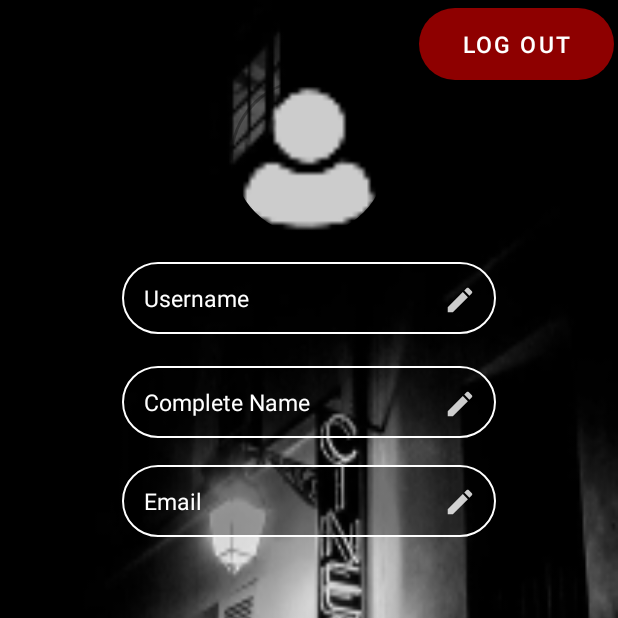
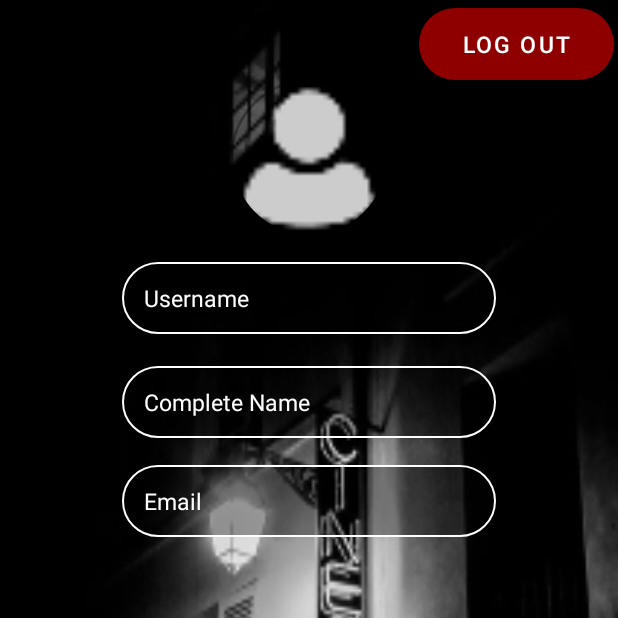
Before and after one commit to judithalmono/moviePlace, an Android app: the ProfileFragment screen opened through its navigation route, on a phone screen of 412 x 824 dp, the top half of it. Run offline under Robolectric (Android 15) with nearby library versions, the phone set to English and light mode, and no system bars; our stand-ins replace CircleImageView, navigation-ui; pictures from the network do not load; 2 statements that could not run were skipped.

Commit message:
update profile2

```diff
--- /dev/null
+++ b/app/src/main/java/com/example/movieplace/data/model/Address.kt
@@ -0,0 +1,6 @@
+package com.example.movieplace.data.model
+
+data class Address(
+    val usr: String,
+    val newaddr: String
+)
--- /dev/null
+++ b/app/src/main/java/com/example/movieplace/data/model/Birth.kt
@@ -0,0 +1,6 @@
+package com.example.movieplace.data.model
+
+data class Birth(
+    val usr: String,
+    val newbd: String
+)
--- /dev/null
+++ b/app/src/main/java/com/example/movieplace/data/model/Email.kt
@@ -0,0 +1,6 @@
+package com.example.movieplace.data.model
+
+data class Email(
+    val usr: String,
+    val newmail: String
+)
--- /dev/null
+++ b/app/src/main/java/com/example/movieplace/data/model/FullName.kt
@@ -0,0 +1,6 @@
+package com.example.movieplace.data.model
+
+data class FullName (
+    val usr: String,
+    val newname: String
+)
--- /dev/null
+++ b/app/src/main/java/com/example/movieplace/data/model/Password.kt
@@ -0,0 +1,6 @@
+package com.example.movieplace.data.model
+
+data class Password(
+    val usr: String,
+    val newpasswd: String
+)
--- /dev/null
+++ b/app/src/main/java/com/example/movieplace/data/model/Phone.kt
@@ -0,0 +1,6 @@
+package com.example.movieplace.data.model
+
+data class Phone(
+    val usr: String,
+    val newtel: String
+)
--- /dev/null
+++ b/app/src/main/java/com/example/movieplace/data/model/Sex.kt
@@ -0,0 +1,6 @@
+package com.example.movieplace.data.model
+
+data class Sex(
+    val usr: String,
+    val newsex: String
+)
--- /dev/null
+++ b/app/src/main/java/com/example/movieplace/data/model/Username.kt
@@ -0,0 +1,6 @@
+package com.example.movieplace.data.model
+
+data class Username(
+    val usr: String,
+    val newus: String
+)
--- a/app/src/main/java/com/example/movieplace/data/retrofit/MoviesService.kt
+++ b/app/src/main/java/com/example/movieplace/data/retrofit/MoviesService.kt
@@ -1,8 +1,6 @@
 package com.example.movieplace.data.retrofit
 
-import com.example.movieplace.data.model.Movie
-import com.example.movieplace.data.model.Scene
-import com.example.movieplace.data.model.User
+import com.example.movieplace.data.model.*
 import okhttp3.ResponseBody
 import retrofit2.Call
 import retrofit2.http.*
@@ -90,81 +88,75 @@ interface MoviesService {
     /**
      * Gets the password of the user
      *
-     * @param usr
-     * @param newus
+     * @param user
      */
 
+    @Headers("Content-Type: application/json")
     @PUT("/updateUser")
-    fun setUsername(@Body usr: String, newus : String): Call<ResponseBody>
+    fun setUsername(@Body user: Username): Call<ResponseBody>
 
     /**
      * Gets the password of the user
      *
-     * @param usr
-     * @param newname
+     * @param user
      */
 
+    @Headers("Content-Type: application/json")
     @PUT("/updateUser")
-    fun setFullName(@Body usr: String, newname : String): Call<ResponseBody>
+    fun setFullName(@Body user: FullName): Call<ResponseBody>
 
     /**
      * Gets the password of the user
      *
-     * @param usr
-     * @param newpsw
+     * @param user
      */
 
     @PUT("/updateUser")
-    fun setPassword(@Body usr: String, newpsw : String): Call<ResponseBody>
+    fun setPassword(@Body user: Password): Call<ResponseBody>
 
     /**
      * Gets the password of the user
      *
-     * @param usr
-     * @param newmail
+     * @param user
      */
 
     @PUT("/updateUser")
-    fun setEmail(@Body usr: String, newmail : String): Call<ResponseBody>
+    fun setEmail(@Body user: Email): Call<ResponseBody>
 
     /**
      * Gets the password of the user
      *
-     * @param usr
-     * @param newtel
+     * @param user
      */
 
     @PUT("/updateUser")
-    fun setTelefon(@Body usr: String, newtel : String): Call<ResponseBody>
+    fun setTelefon(@Body user: Phone): Call<ResponseBody>
 
     /**
      * Gets the password of the user
      *
-     * @param usr
-     * @param newnbd
+     * @param user
      */
 
     @PUT("/updateUser")
-    fun setBirth(@Body usr: String, newbd : String): Call<ResponseBody>
+    fun setBirth(@Body user: Birth): Call<ResponseBody>
 
     /**
      * Gets the password of the user
      *
-     * @param usr
-     * @param newaddr
+     * @param user
      */
 
     @PUT("/updateUser")
-    fun setAddress(@Body usr: String, newaddr : String): Call<ResponseBody>
+    fun setAddress(@Body user: Address): Call<ResponseBody>
 
     /**
      * Gets the password of the user
      *
-     * @param usr
-     * @param newsex
+     * @param user
      */
 
     @PUT("/updateUser")
-    fun setSex(@Body usr: String, newsex : String): Call<ResponseBody>
+    fun setSex(@Body user: Sex): Call<ResponseBody>
 
 }
--- a/app/src/main/java/com/example/movieplace/ui/profile/ProfileFragment.kt
+++ b/app/src/main/java/com/example/movieplace/ui/profile/ProfileFragment.kt
@@ -1,5 +1,6 @@
 package com.example.movieplace.ui.profile
 
+import android.graphics.drawable.Drawable
 import androidx.lifecycle.ViewModelProvider
 import android.os.Bundle
 import androidx.fragment.app.Fragment
@@ -9,6 +10,8 @@ import android.view.ViewGroup
 import android.widget.EditText
 import android.widget.ImageButton
 import androidx.fragment.app.FragmentTransaction
+import com.bumptech.glide.Glide
+import com.bumptech.glide.request.target.SimpleTarget
 import com.example.movieplace.R
 import com.example.movieplace.data.Result
 import com.example.movieplace.databinding.FragmentProfileBinding
@@ -30,6 +33,11 @@ class ProfileFragment : Fragment() {
     private lateinit var editTextEmail: EditText
     private lateinit var imageViewProfilePic: CircleImageView
 
+    private lateinit var buttonUsername: ImageButton
+    private lateinit var buttonFullName: ImageButton
+    private lateinit var buttonEmail: ImageButton
+    // Per ara només funciona manualment, i per l'usuari admin.
+    private val usr = "admin"
 
     override fun onCreateView(
         inflater: LayoutInflater, container: ViewGroup?,
@@ -46,9 +54,14 @@ class ProfileFragment : Fragment() {
         editTextFullName = root.findViewById(R.id.editTextFullName)
         editTextEmail = root.findViewById(R.id.editTextEmail)
 
-        // Per ara només funciona manualment, i per l'usuari admin.
-        val usr = "admin"
-
+        /*Glide.with(this).load(urlimagequevullposar.img).centerCrop().into(object : SimpleTarget<Drawable>() {
+            override fun onResourceReady(
+                resource: Drawable,
+                transition: com.bumptech.glide.request.transition.Transition<in Drawable>?
+            ) {
+                imageViewProfilePic.background = resource
+            }
+        })*/
 
         profileViewModel.getInfoUser(usr)
         profileViewModel.getInfoUser(usr).observe(
@@ -61,35 +74,6 @@ class ProfileFragment : Fragment() {
                 }
             }
         )
-
-        val bdUsername : String = editTextUsername.toString()
-        val bdFullName : String = editTextFullName.toString()
-        val bdEmail : String = editTextEmail.toString()
-
-        //Change Username
-        val buttonUsername = root.findViewById<ImageButton>(R.id.button_change_Username2)
-        buttonUsername.setOnClickListener() {
-            /*if (editTextUsername.text.toString() != bdUsername) {
-                profileViewModel.setUsername(usr, editTextUsername.text.toString())
-            }*/
-            val nuevoFragmento: Fragment = ChangePersInfoFragment()
-            val transaction: FragmentTransaction = requireFragmentManager().beginTransaction()
-            transaction.replace(R.id.fragment_profile, nuevoFragmento)
-            transaction.addToBackStack(null)
-            transaction.commit()
-        }
-
-        //Change Full Name
-        val buttonFullName = root.findViewById<ImageButton>(R.id.button_change_FullName2)
-        buttonUsername.setOnClickListener() {
-
-        }
-
-        //Change Email
-        val buttonEmail = root.findViewById<ImageButton>(R.id.button_change_Email2)
-        buttonUsername.setOnClickListener() {
-
-        }
 
 
         //Change Personal Information
--- a/app/src/main/res/layout/fragment_profile.xml
+++ b/app/src/main/res/layout/fragment_profile.xml
@@ -36,6 +36,7 @@
         android:ems="10"
         android:hint="@string/user"
         android:inputType="textPersonName"
+        android:enabled="false"
 
         android:textColor="@color/white"
         android:textColorHint="@color/white"
@@ -47,18 +48,6 @@
         app:layout_constraintTop_toTopOf="parent"
         app:layout_constraintVertical_bias="0.243"/>
 
-    <ImageButton
-        android:id="@+id/button_change_Username2"
-        style="?android:attr/borderlessButtonStyle"
-        android:layout_width="48dp"
-        android:layout_height="50dp"
-        android:src="@drawable/editwhite"
-        app:layout_constraintBottom_toBottomOf="parent"
-        app:layout_constraintEnd_toEndOf="parent"
-        app:layout_constraintHorizontal_bias="0.776"
-        app:layout_constraintStart_toStartOf="parent"
-        app:layout_constraintTop_toTopOf="parent"
-        app:layout_constraintVertical_bias="0.243" />
 
     <EditText
         android:id="@+id/editTextFullName"
@@ -74,6 +63,7 @@
         android:ems="10"
         android:hint="Complete Name"
         android:inputType="textPersonName"
+        android:enabled="false"
 
         android:textColor="@color/white"
         android:textColorHint="@color/white"
@@ -83,19 +73,6 @@
         app:layout_constraintStart_toStartOf="parent"
         app:layout_constraintTop_toTopOf="parent"
         app:layout_constraintVertical_bias="0.335" />
-
-    <ImageButton
-        android:id="@+id/button_change_FullName2"
-        style="?android:attr/borderlessButtonStyle"
-        android:layout_width="48dp"
-        android:layout_height="50dp"
-        android:src="@drawable/editwhite"
-        app:layout_constraintBottom_toBottomOf="parent"
-        app:layout_constraintEnd_toEndOf="parent"
-        app:layout_constraintHorizontal_bias="0.776"
-        app:layout_constraintStart_toStartOf="parent"
-        app:layout_constraintTop_toTopOf="parent"
-        app:layout_constraintVertical_bias="0.34" />
 
     <EditText
         android:id="@+id/editTextEmail"
@@ -109,25 +86,13 @@
         android:ems="10"
         android:hint="Email"
         android:inputType="textEmailAddress"
+        android:enabled="false"
 
         android:textColor="@color/white"
         android:textColorHint="@color/white"
         android:textSize="15sp"
         app:layout_constraintBottom_toBottomOf="parent"
         app:layout_constraintEnd_toEndOf="parent"
-        app:layout_constraintStart_toStartOf="parent"
-        app:layout_constraintTop_toTopOf="parent"
-        app:layout_constraintVertical_bias="0.431" />
-
-    <ImageButton
-        android:id="@+id/button_change_Email2"
-        style="?android:attr/borderlessButtonStyle"
-        android:layout_width="48dp"
-        android:layout_height="50dp"
-        android:src="@drawable/editwhite"
-        app:layout_constraintBottom_toBottomOf="parent"
-        app:layout_constraintEnd_toEndOf="parent"
-        app:layout_constraintHorizontal_bias="0.776"
         app:layout_constraintStart_toStartOf="parent"
         app:layout_constraintTop_toTopOf="parent"
         app:layout_constraintVertical_bias="0.431" />
```
Also changed, not shown: app/src/main/java/com/example/movieplace/MovieRepository.kt (+24 -28 lines), app/src/main/java/com/example/movieplace/ui/profile/ChangePersInfoFragment.kt (+25 -13 lines), app/src/main/java/com/example/movieplace/ui/profile/ChangePersInfoViewModel.kt (+39 -1 lines), app/src/main/java/com/example/movieplace/ui/profile/ProfileViewModel.kt (+1 -18 lines), app/src/main/res/layout/change_pers_info_fragment.xml (+8 -4 lines), 104 other files.
